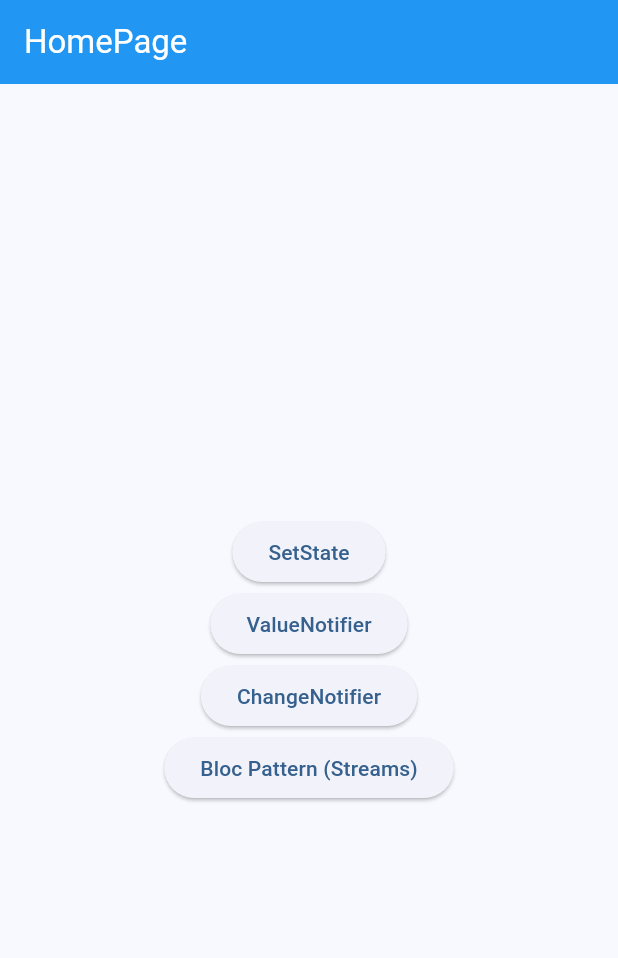
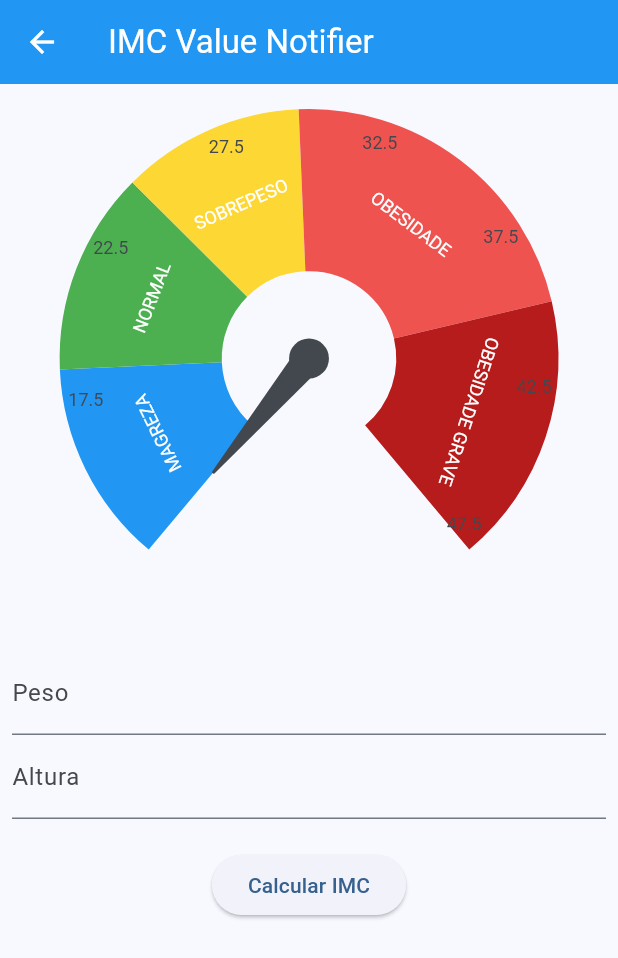
Before and after one commit to enzozami/gerencia_estado_flutter_estudo, a Flutter app: the screen it shows after launch, after a tap on "ValueNotifier", on a phone screen of 412 x 824 dp. Shown: the top 958 px of the screen. Run offline on Flutter 3.47's test engine with Material 3 defaults, Android fonts, the phone set to English and light mode, and no system bars; drawn by our look-alikes of syncfusion_flutter_gauges; our stand-ins replace currency_text_input_formatter.

Commit message:
value_notifier

```diff
--- a/lib/home_page.dart
+++ b/lib/home_page.dart
@@ -1,5 +1,6 @@
 import 'package:flutter/material.dart';
 import 'package:flutter_default_state_manager/setState/imc_setstate_page.dart';
+import 'package:flutter_default_state_manager/valueNotifier/value_notifier_page.dart';
 
 class HomePage extends StatelessWidget {
   const HomePage({super.key});
@@ -29,7 +30,7 @@ class HomePage extends StatelessWidget {
               child: Text('SetState'),
             ),
             ElevatedButton(
-              onPressed: () {},
+              onPressed: () => _goToPage(context, ValueNotifierPage()),
               child: Text('ValueNotifier'),
             ),
             ElevatedButton(
--- a/lib/setState/imc_setstate_page.dart
+++ b/lib/valueNotifier/value_notifier_page.dart
@@ -5,29 +5,27 @@ import 'package:flutter/material.dart';
 import 'package:flutter_default_state_manager/widgets/imc_gauge.dart';
 import 'package:intl/intl.dart';
 
-class ImcSetstatePage extends StatefulWidget {
-  const ImcSetstatePage({super.key});
+class ValueNotifierPage extends StatefulWidget {
+  const ValueNotifierPage({super.key});
 
   @override
-  State<ImcSetstatePage> createState() => _ImcSetstatePageState();
+  State<ValueNotifierPage> createState() => _ValueNotifierPageState();
 }
 
-class _ImcSetstatePageState extends State<ImcSetstatePage> {
+class _ValueNotifierPageState extends State<ValueNotifierPage> {
   final formKey = GlobalKey<FormState>();
   final pesoEC = TextEditingController();
   final alturaEC = TextEditingController();
-  var imc = 0.0;
+  var imc = ValueNotifier(0.0);
 
   Future<void> _calcularIMC({required double peso, required double altura}) async {
-    setState(() {
-      imc = 0;
-    });
+    // dessa forma nao rebuilda a tela igual o setstate
+    // ele rebuilda apenas o metodo valuelistenablebuilder
+    imc.value = 0;
 
     await Future.delayed(Duration(seconds: 2));
 
-    setState(() {
-      imc = peso / pow(altura, 2);
-    });
+    imc.value = peso / pow(altura, 2);
   }
 
   @override
@@ -41,7 +39,7 @@ class _ImcSetstatePageState extends State<ImcSetstatePage> {
   Widget build(BuildContext context) {
     return Scaffold(
       appBar: AppBar(
-        title: const Text('IMC Set State'),
+        title: const Text('IMC Value Notifier'),
       ),
       body: SingleChildScrollView(
         child: Form(
@@ -50,7 +48,12 @@ class _ImcSetstatePageState extends State<ImcSetstatePage> {
             padding: const EdgeInsets.all(8.0),
             child: Column(
               children: [
-                ImcGauge(imc: imc),
+                ValueListenableBuilder<double>(
+                  valueListenable: imc,
+                  builder: (_, imcValue, __) {
+                    return ImcGauge(imc: imcValue);
+                  },
+                ),
                 SizedBox(
                   height: 20,
                 ),
```
